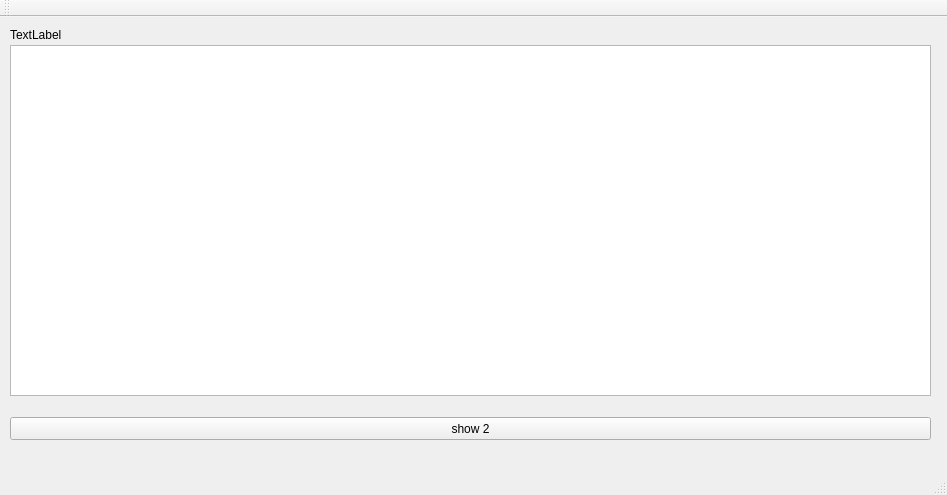
Old version of the form mainwindow.ui in the repository wdy0401/qt_receiver_rewrite.
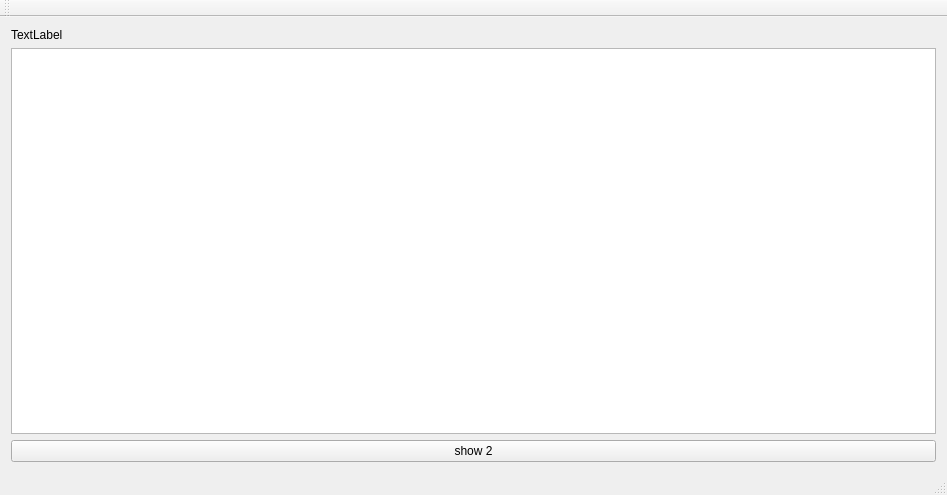
New version of the form.

The edit to the form file:
```diff
--- a/mainwindow.ui
+++ b/mainwindow.ui
@@ -20,47 +20,9 @@
    <string>MainWindow</string>
   </property>
   <widget class="QWidget" name="centralWidget">
-   <widget class="QPushButton" name="pushButton">
-    <property name="geometry">
-     <rect>
-      <x>10</x>
-      <y>400</y>
-      <width>921</width>
-      <height>23</height>
-     </rect>
-    </property>
-    <property name="text">
-     <string>show 2</string>
-    </property>
-   </widget>
-   <widget class="QLabel" name="label">
-    <property name="geometry">
-     <rect>
-      <x>10</x>
-      <y>10</y>
-      <width>921</width>
-      <height>16</height>
-     </rect>
-    </property>
-    <property name="sizePolicy">
-     <sizepolicy hsizetype="Expanding" vsizetype="Expanding">
-      <horstretch>0</horstretch>
-      <verstretch>0</verstretch>
-     </sizepolicy>
-    </property>
-    <property name="text">
-     <string>TextLabel</string>
-    </property>
-   </widget>
+   <layout class="QFormLayout" name="formLayout">
+    <item row="1" column="0" colspan="2">
    <widget class="QTextBrowser" name="textBrowser">
-    <property name="geometry">
-     <rect>
-      <x>10</x>
-      <y>28</y>
-      <width>921</width>
-      <height>351</height>
-     </rect>
-    </property>
     <property name="sizePolicy">
      <sizepolicy hsizetype="Expanding" vsizetype="Expanding">
       <horstretch>1</horstretch>
@@ -74,6 +36,28 @@
      </size>
     </property>
    </widget>
+    </item>
+    <item row="2" column="0" colspan="2">
+     <widget class="QPushButton" name="pushButton">
+      <property name="text">
+       <string>show 2</string>
+      </property>
+     </widget>
+    </item>
+    <item row="0" column="0" colspan="2">
+     <widget class="QLabel" name="label">
+      <property name="sizePolicy">
+       <sizepolicy hsizetype="Expanding" vsizetype="Expanding">
+        <horstretch>0</horstretch>
+        <verstretch>0</verstretch>
+       </sizepolicy>
+      </property>
+      <property name="text">
+       <string>TextLabel</string>
+      </property>
+     </widget>
+    </item>
+   </layout>
   </widget>
   <widget class="QMenuBar" name="menuBar">
    <property name="geometry">
```
Lines whose indentation alone changed are shown as unchanged.
